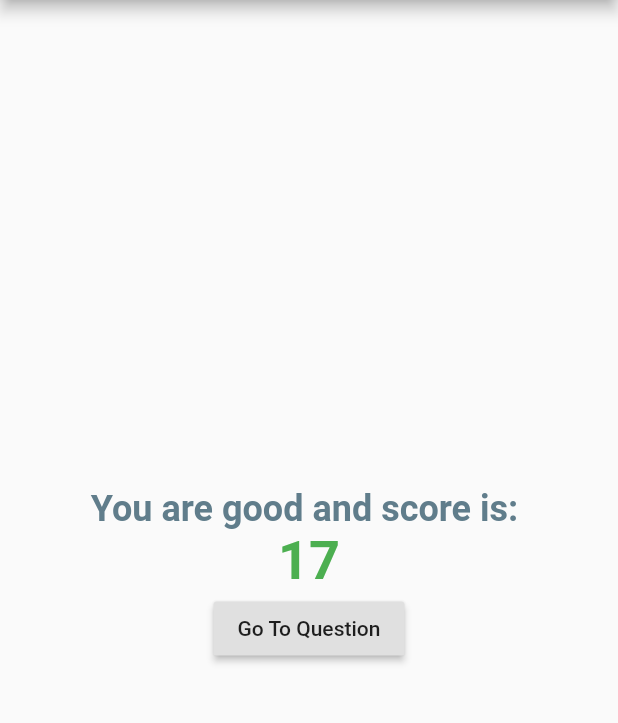
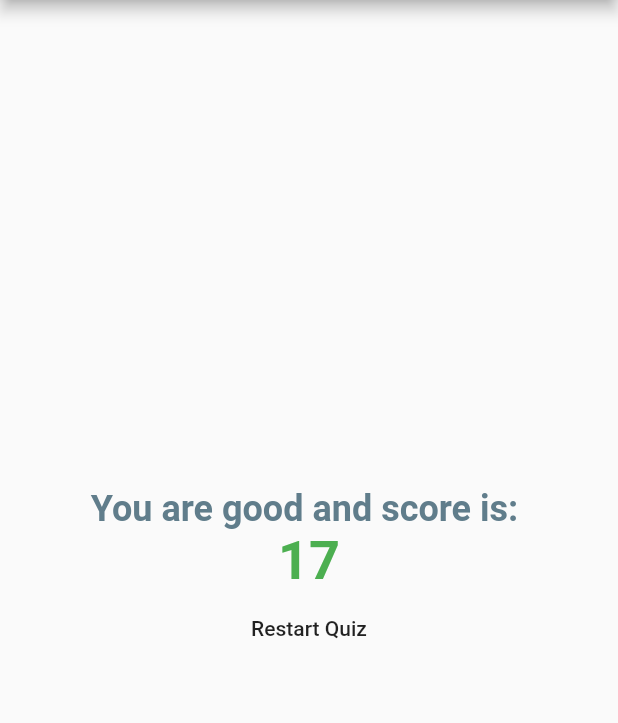
Before and after one commit to adepusai123/learn_flutter_app, a Flutter app: the screen it shows after launch, after a tap on "White", after a tap on "Cat", after a tap on "Dragon Ball Z", on a phone screen of 412 x 824 dp, the part 84-807 px from its top. Run offline on Flutter 3.47's test engine with Material 2 defaults, Android fonts, the phone set to English and light mode, and no system bars.

Commit message:
flat Button

```diff
--- a/lib/result.dart
+++ b/lib/result.dart
@@ -33,7 +33,7 @@ class Result extends StatelessWidget {
                 color: Colors.green,
                 fontSize: 36,
                 fontWeight: FontWeight.bold)),
-        RaisedButton(child: Text("Go To Question"), onPressed: press)
+        FlatButton(child: Text("Restart Quiz"), onPressed: press)
       ],
     ));
   }
```
